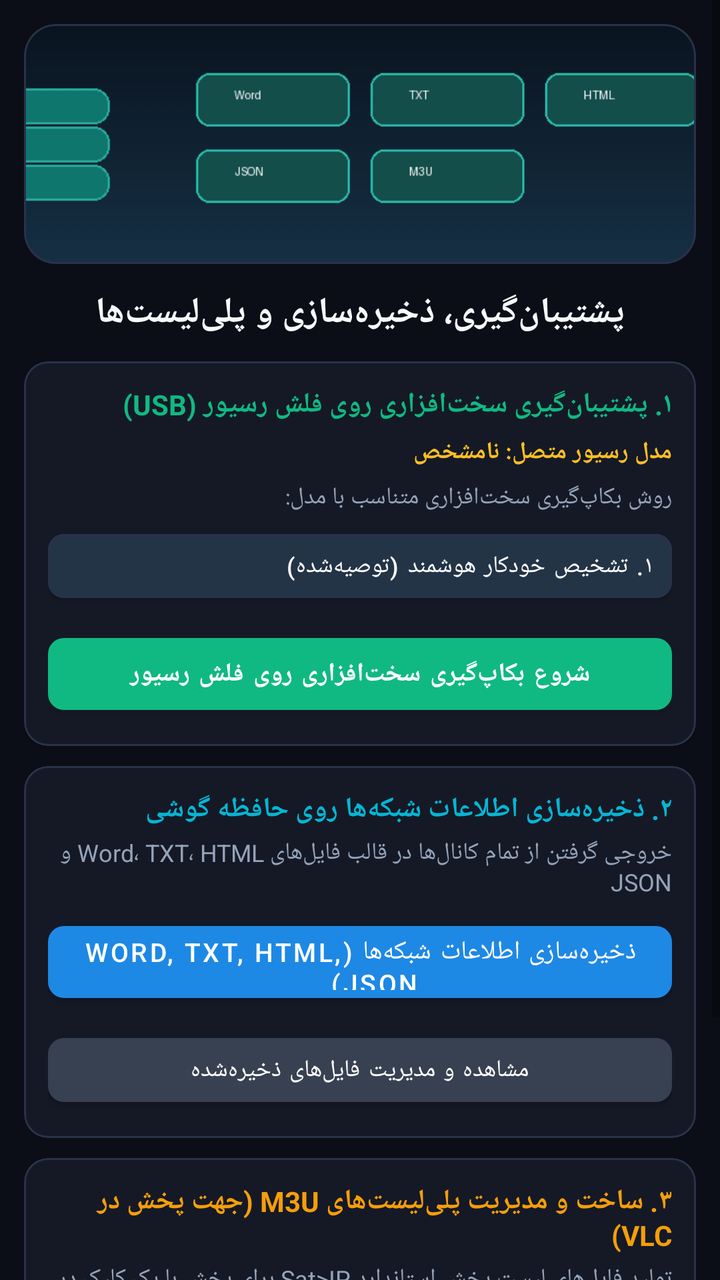
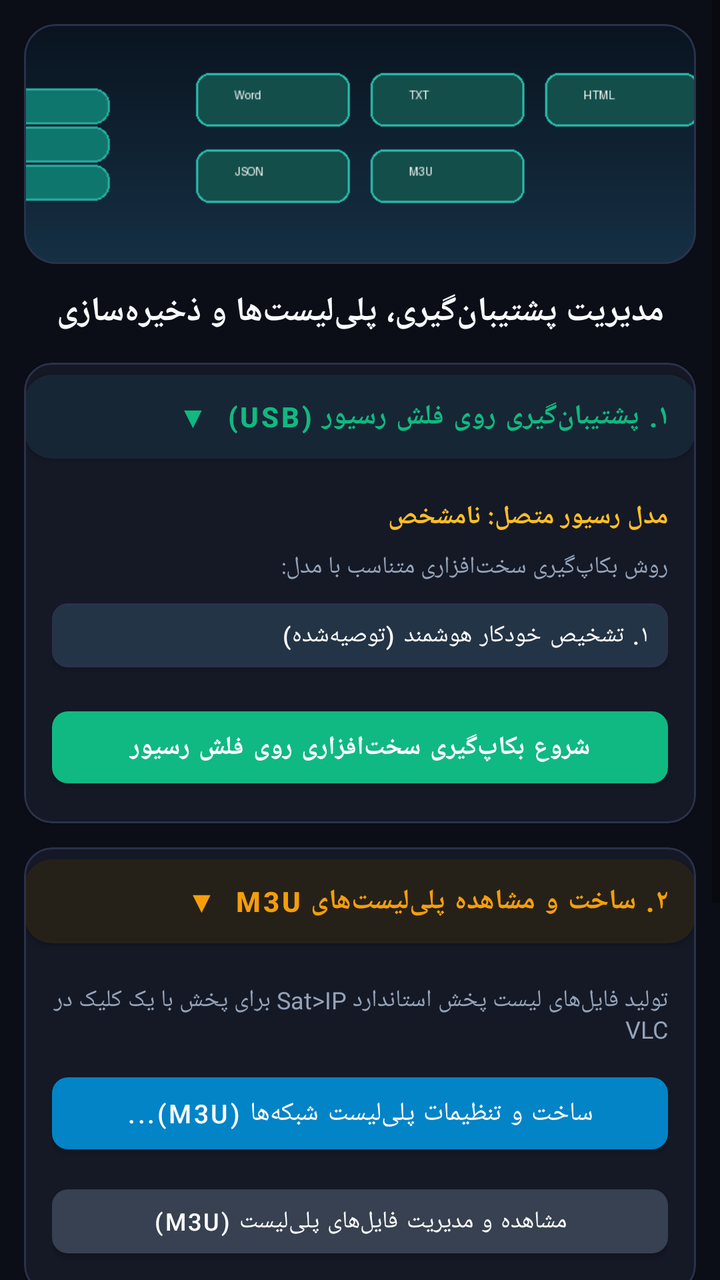

Before-and-after screenshots of an Android layout around one commit, followed by the original layout XML and the change that was made.
<!-- AndroidManifest.xml: application theme Theme.GMScreenAccessible -->
<!-- res/layout/fragment_backup.xml -->
<?xml version="1.0" encoding="utf-8"?>
<ScrollView xmlns:android="http://schemas.android.com/apk/res/android"
    xmlns:app="http://schemas.android.com/apk/res-auto"
    android:layout_width="match_parent"
    android:layout_height="match_parent"
    android:background="@color/dark_bg"
    android:fillViewport="true">

    <LinearLayout
        android:layout_width="match_parent"
        android:layout_height="wrap_content"
        android:orientation="vertical"
        android:padding="12dp">

        
        <com.google.android.material.card.MaterialCardView
            android:layout_width="match_parent"
            android:layout_height="wrap_content"
            android:layout_marginBottom="12dp"
            app:cardBackgroundColor="@color/card_bg"
            app:cardCornerRadius="16dp"
            app:strokeColor="@color/card_border"
            app:strokeWidth="1dp">

            <ImageView
                android:layout_width="match_parent"
                android:layout_height="120dp"
                android:scaleType="centerCrop"
                android:src="@drawable/banner_backup_storage"
                android:importantForAccessibility="no" />
        </com.google.android.material.card.MaterialCardView>

        <TextView
            android:layout_width="match_parent"
            android:layout_height="wrap_content"
            android:text="پشتیبان‌گیری، ذخیره‌سازی و پلی‌لیست‌ها"
            android:textColor="@color/text_primary"
            android:textSize="18sp"
            android:textStyle="bold"
            android:gravity="center"
            android:layout_marginBottom="12dp" />

        
        <com.google.android.material.card.MaterialCardView
            android:layout_width="match_parent"
            android:layout_height="wrap_content"
            android:layout_marginBottom="10dp"
            app:cardBackgroundColor="@color/card_bg"
            app:cardCornerRadius="12dp"
            app:strokeColor="@color/card_border"
            app:strokeWidth="1dp">

            <LinearLayout
                android:layout_width="match_parent"
                android:layout_height="wrap_content"
                android:orientation="vertical"
                android:padding="12dp">

                <TextView
                    android:layout_width="match_parent"
                    android:layout_height="wrap_content"
                    android:text="۱. پشتیبان‌گیری سخت‌افزاری روی فلش رسیور (USB)"
                    android:textColor="@color/accent_green"
                    android:textSize="14sp"
                    android:textStyle="bold"
                    android:layout_marginBottom="6dp" />

                <TextView
                    android:id="@+id/txtBackupDeviceInfo"
                    android:layout_width="match_parent"
                    android:layout_height="wrap_content"
                    android:text="مدل رسیور متصل: نامشخص"
                    android:textColor="@color/accent_yellow"
                    android:textSize="12sp"
                    android:textStyle="bold"
                    android:layout_marginBottom="6dp" />

                <TextView
                    android:layout_width="match_parent"
                    android:layout_height="wrap_content"
                    android:text="روش بکاپ‌گیری سخت‌افزاری متناسب با مدل:"
                    android:textColor="@color/text_secondary"
                    android:textSize="12sp"
                    android:layout_marginBottom="4dp" />

                <com.google.android.material.button.MaterialButton
                    android:id="@+id/btnSelectBackupMethod"
                    android:layout_width="match_parent"
                    android:layout_height="44dp"
                    android:text="۱. تشخیص خودکار هوشمند (توصیه‌شده)"
                    android:contentDescription="روش بکاپ‌گیری سخت‌افزاری: تشخیص خودکار هوشمند. برای تغییر دو بار ضربه بزنید."
                    android:textColor="@color/white"
                    android:textSize="12sp"
                    android:gravity="center_vertical|start"
                    android:paddingHorizontal="10dp"
                    android:layout_marginBottom="8dp"
                    app:backgroundTint="#243447"
                    app:cornerRadius="8dp"
                    app:strokeColor="@color/card_border"
                    app:strokeWidth="1dp" />

                <com.google.android.material.button.MaterialButton
                    android:id="@+id/btnBackupStbUsb"
                    android:layout_width="match_parent"
                    android:layout_height="48dp"
                    android:text="شروع بکاپ‌گیری سخت‌افزاری روی فلش رسیور"
                    android:contentDescription="شروع بکاپ‌گیری مستقیم از کانال‌ها و تنظیمات روی فلش متصل به رسیور"
                    android:textColor="@color/white"
                    android:textSize="13sp"
                    android:textStyle="bold"
                    app:backgroundTint="@color/accent_green"
                    app:cornerRadius="8dp" />
            </LinearLayout>
        </com.google.android.material.card.MaterialCardView>

        
        <com.google.android.material.card.MaterialCardView
            android:layout_width="match_parent"
            android:layout_height="wrap_content"
            android:layout_marginBottom="10dp"
            app:cardBackgroundColor="@color/card_bg"
            app:cardCornerRadius="12dp"
            app:strokeColor="@color/card_border"
            app:strokeWidth="1dp">

            <LinearLayout
                android:layout_width="match_parent"
                android:layout_height="wrap_content"
                android:orientation="vertical"
                android:padding="12dp">

                <TextView
                    android:layout_width="match_parent"
                    android:layout_height="wrap_content"
                    android:text="۲. ذخیره‌سازی اطلاعات شبکه‌ها روی حافظه گوشی"
                    android:textColor="@color/accent_blue"
                    android:textSize="14sp"
                    android:textStyle="bold"
                    android:layout_marginBottom="4dp" />

                <TextView
                    android:layout_width="match_parent"
                    android:layout_height="wrap_content"
                    android:text="خروجی گرفتن از تمام کانال‌ها در قالب فایل‌های Word، TXT، HTML و JSON"
                    android:textColor="@color/text_secondary"
                    android:textSize="12sp"
                    android:layout_marginBottom="8dp" />

                <com.google.android.material.button.MaterialButton
                    android:id="@+id/btnExportChannels"
                    android:layout_width="match_parent"
                    android:layout_height="48dp"
                    android:text="ذخیره‌سازی اطلاعات شبکه‌ها (Word, TXT, HTML, JSON)..."
                    android:contentDescription="ذخیره‌سازی و تولید خروجی از کانال‌ها با انتخاب فرمت"
                    android:textColor="@color/white"
                    android:textSize="13sp"
                    android:layout_marginBottom="8dp"
                    app:backgroundTint="#1e88e5"
                    app:cornerRadius="8dp" />

                <com.google.android.material.button.MaterialButton
                    android:id="@+id/btnManageBackups"
                    android:layout_width="match_parent"
                    android:layout_height="44dp"
                    android:text="مشاهده و مدیریت فایل‌های ذخیره‌شده"
                    android:contentDescription="مشاهده، باز کردن، اشتراک‌گذاری یا حذف فایل‌های ذخیره‌شده روی گوشی"
                    android:textColor="@color/white"
                    android:textSize="12sp"
                    app:backgroundTint="#374151"
                    app:cornerRadius="8dp" />
            </LinearLayout>
        </com.google.android.material.card.MaterialCardView>

        
        <com.google.android.material.card.MaterialCardView
            android:layout_width="match_parent"
            android:layout_height="wrap_content"
            android:layout_marginBottom="12dp"
            app:cardBackgroundColor="@color/card_bg"
            app:cardCornerRadius="12dp"
            app:strokeColor="@color/card_border"
            app:strokeWidth="1dp">

            <LinearLayout
                android:layout_width="match_parent"
                android:layout_height="wrap_content"
                android:orientation="vertical"
                android:padding="12dp">

                <TextView
                    android:layout_width="match_parent"
                    android:layout_height="wrap_content"
                    android:text="۳. ساخت و مدیریت پلی‌لیست‌های M3U (جهت پخش در VLC)"
                    android:textColor="@color/accent_amber"
                    android:textSize="14sp"
                    android:textStyle="bold"
                    android:layout_marginBottom="4dp" />

                <TextView
                    android:layout_width="match_parent"
                    android:layout_height="wrap_content"
                    android:text="تولید فایل‌های لیست پخش استاندارد Sat>IP برای پخش با یک کلیک در VLC"
                    android:textColor="@color/text_secondary"
                    android:textSize="12sp"
                    android:layout_marginBottom="8dp" />

                <com.google.android.material.button.MaterialButton
                    android:id="@+id/btnOpenPlaylistCreator"
                    android:layout_width="match_parent"
                    android:layout_height="48dp"
                    android:text="ساخت و تنظیمات پلی‌لیست شبکه‌ها (M3U)..."
                    android:contentDescription="باز کردن پنجره ساخت و شخصی‌سازی فایل‌های لیست پخش ام تری یو"
                    android:textColor="@color/white"
                    android:textSize="13sp"
                    android:layout_marginBottom="8dp"
                    app:backgroundTint="#0284c7"
                    app:cornerRadius="8dp" />

                <com.google.android.material.button.MaterialButton
                    android:id="@+id/btnManagePlaylists"
                    android:layout_width="match_parent"
                    android:layout_height="44dp"
                    android:text="مشاهده و مدیریت فایل‌های پلی‌لیست (M3U)"
                    android:contentDescription="مشاهده، پخش مستقیم، اشتراک‌گذاری یا حذف فایل‌های پلی‌لیست ام تری یو"
                    android:textColor="@color/white"
                    android:textSize="12sp"
                    app:backgroundTint="#374151"
                    app:cornerRadius="8dp" />
            </LinearLayout>
        </com.google.android.material.card.MaterialCardView>

        
        <TextView
            android:id="@+id/txtStatus"
            android:layout_width="match_parent"
            android:layout_height="wrap_content"
            android:textColor="@color/accent_yellow"
            android:textSize="13sp"
            android:gravity="center"
            android:padding="8dp"
            android:visibility="gone" />

    </LinearLayout>
</ScrollView>
<!-- resources referenced by this layout -->
<resources>
  <color name="accent_amber">#FFF59E0B</color>
  <color name="accent_blue">#FF06B6D4</color>
  <color name="accent_green">#FF10B981</color>
  <color name="accent_yellow">#FFFBBF24</color>
  <color name="card_bg">#FF151926</color>
  <color name="card_border">#FF2A324B</color>
  <color name="dark_bg">#FF0B0E17</color>
  <color name="text_primary">#FFF8FAFC</color>
  <color name="text_secondary">#FF94A3B8</color>
  <color name="white">#FFFFFFFF</color>
  <!-- drawable banner_backup_storage: png bitmap (drawable, 5181 bytes) -->
  <style name="Theme.GMScreenAccessible" parent="Theme.MaterialComponents.DayNight.NoActionBar">
          <item name="colorPrimary">@color/primary</item>
          <item name="colorPrimaryVariant">@color/primary_variant</item>
          <item name="colorOnPrimary">@color/white</item>
          <item name="colorSecondary">@color/secondary</item>
          <item name="colorSurface">@color/card_bg</item>
          <item name="colorOnSurface">@color/text_primary</item>
          <item name="android:statusBarColor">@color/dark_bg</item>
          <item name="android:navigationBarColor">@color/dark_bg</item>
          <item name="android:windowBackground">@color/dark_bg</item>
          <item name="materialAlertDialogTheme">@style/CustomMaterialAlertDialogTheme</item>
      </style>
  <color name="primary">#FF2563EB</color>
  <color name="primary_variant">#FF1D4ED8</color>
  <color name="secondary">#FFF59E0B</color>
  <style name="CustomMaterialAlertDialogTheme" parent="ThemeOverlay.MaterialComponents.MaterialAlertDialog">
          <item name="colorSurface">@color/card_bg_elevated</item>
          <item name="colorOnSurface">@color/text_primary</item>
          <item name="colorPrimary">@color/primary_light</item>
          <item name="shapeAppearanceOverlay">@style/DialogShapeAppearance</item>
      </style>
  <color name="card_bg_elevated">#FF1E2436</color>
  <color name="primary_light">#FF3B82F6</color>
  <style name="DialogShapeAppearance" parent="">
          <item name="cornerSize">16dp</item>
      </style>
</resources>

<!-- the commit's change to res/layout/fragment_backup.xml (unified diff, before → after) -->
@@ -33,199 +33,253 @@
         <TextView
             android:layout_width="match_parent"
             android:layout_height="wrap_content"
-            android:text="پشتیبان‌گیری، ذخیره‌سازی و پلی‌لیست‌ها"
+            android:text="مدیریت پشتیبان‌گیری، پلی‌لیست‌ها و ذخیره‌سازی"
             android:textColor="@color/text_primary"
-            android:textSize="18sp"
+            android:textSize="17sp"
             android:textStyle="bold"
             android:gravity="center"
-            android:layout_marginBottom="12dp" />
-
-        
-        <com.google.android.material.card.MaterialCardView
-            android:layout_width="match_parent"
-            android:layout_height="wrap_content"
-            android:layout_marginBottom="10dp"
-            app:cardBackgroundColor="@color/card_bg"
-            app:cardCornerRadius="12dp"
+            android:layout_marginBottom="14dp" />
+
+        
+        
+        
+        <com.google.android.material.card.MaterialCardView
+            android:id="@+id/cardSection1"
+            android:layout_width="match_parent"
+            android:layout_height="wrap_content"
+            android:layout_marginBottom="12dp"
+            app:cardBackgroundColor="@color/card_bg"
+            app:cardCornerRadius="14dp"
             app:strokeColor="@color/card_border"
             app:strokeWidth="1dp">
 
             <LinearLayout
                 android:layout_width="match_parent"
                 android:layout_height="wrap_content"
-                android:orientation="vertical"
-                android:padding="12dp">
-
-                <TextView
-                    android:layout_width="match_parent"
-                    android:layout_height="wrap_content"
-                    android:text="۱. پشتیبان‌گیری سخت‌افزاری روی فلش رسیور (USB)"
+                android:orientation="vertical">
+
+                
+                <com.google.android.material.button.MaterialButton
+                    android:id="@+id/btnHeaderSection1"
+                    android:layout_width="match_parent"
+                    android:layout_height="54dp"
+                    android:text="۱. پشتیبان‌گیری روی فلش رسیور (USB)  ▼"
+                    android:contentDescription="بخش اول: پشتیبان‌گیری روی فلش رسیور. کلیک برای باز یا بسته کردن این بخش"
                     android:textColor="@color/accent_green"
                     android:textSize="14sp"
                     android:textStyle="bold"
-                    android:layout_marginBottom="6dp" />
-
-                <TextView
-                    android:id="@+id/txtBackupDeviceInfo"
+                    android:gravity="center_vertical|start"
+                    android:paddingHorizontal="14dp"
+                    app:backgroundTint="#172635"
+                    app:cornerRadius="14dp" />
+
+                
+                <LinearLayout
+                    android:id="@+id/layoutSection1Content"
                     android:layout_width="match_parent"
                     android:layout_height="wrap_content"
-                    android:text="مدل رسیور متصل: نامشخص"
-                    android:textColor="@color/accent_yellow"
-                    android:textSize="12sp"
+                    android:orientation="vertical"
+                    android:padding="14dp"
+                    android:visibility="visible">
+
+                    <TextView
+                        android:id="@+id/txtBackupDeviceInfo"
+                        android:layout_width="match_parent"
+                        android:layout_height="wrap_content"
+                        android:text="مدل رسیور متصل: نامشخص"
+                        android:textColor="@color/accent_yellow"
+                        android:textSize="13sp"
+                        android:textStyle="bold"
+                        android:layout_marginBottom="8dp" />
+
+                    <TextView
+                        android:layout_width="match_parent"
+                        android:layout_height="wrap_content"
+                        android:text="روش بکاپ‌گیری سخت‌افزاری متناسب با مدل:"
+                        android:textColor="@color/text_secondary"
+                        android:textSize="12sp"
+                        android:layout_marginBottom="4dp" />
+
+                    <com.google.android.material.button.MaterialButton
+                        android:id="@+id/btnSelectBackupMethod"
+                        android:layout_width="match_parent"
+                        android:layout_height="44dp"
+                        android:text="۱. تشخیص خودکار هوشمند (توصیه‌شده)"
+                        android:contentDescription="روش بکاپ‌گیری سخت‌افزاری: تشخیص خودکار هوشمند. برای تغییر دو بار ضربه بزنید."
+                        android:textColor="@color/white"
+                        android:textSize="12sp"
+                        android:gravity="center_vertical|start"
+                        android:paddingHorizontal="10dp"
+                        android:layout_marginBottom="10dp"
+                        app:backgroundTint="#243447"
+                        app:cornerRadius="8dp"
+                        app:strokeColor="@color/card_border"
+                        app:strokeWidth="1dp" />
+
+                    <com.google.android.material.button.MaterialButton
+                        android:id="@+id/btnBackupStbUsb"
+                        android:layout_width="match_parent"
+                        android:layout_height="48dp"
+                        android:text="شروع بکاپ‌گیری سخت‌افزاری روی فلش رسیور"
+                        android:contentDescription="شروع بکاپ‌گیری مستقیم از کانال‌ها و تنظیمات روی فلش متصل به رسیور"
+                        android:textColor="@color/white"
+                        android:textSize="13sp"
+                        android:textStyle="bold"
+                        app:backgroundTint="@color/accent_green"
+                        app:cornerRadius="8dp" />
+                </LinearLayout>
+            </LinearLayout>
+        </com.google.android.material.card.MaterialCardView>
+
+        
+        
+        
+        <com.google.android.material.card.MaterialCardView
+            android:id="@+id/cardSection2"
+            android:layout_width="match_parent"
+            android:layout_height="wrap_content"
+            android:layout_marginBottom="12dp"
+            app:cardBackgroundColor="@color/card_bg"
+            app:cardCornerRadius="14dp"
+            app:strokeColor="@color/card_border"
+            app:strokeWidth="1dp">
+
+            <LinearLayout
+                android:layout_width="match_parent"
+                android:layout_height="wrap_content"
+                android:orientation="vertical">
+
+                
+                <com.google.android.material.button.MaterialButton
+                    android:id="@+id/btnHeaderSection2"
+                    android:layout_width="match_parent"
+                    android:layout_height="54dp"
+                    android:text="۲. ساخت و مشاهده پلی‌لیست‌های M3U  ▼"
+                    android:contentDescription="بخش دوم: ساخت و مشاهده پلی‌لیست‌های M3U برای پخش در VLC. کلیک برای باز یا بسته کردن این بخش"
+                    android:textColor="@color/accent_amber"
+                    android:textSize="14sp"
                     android:textStyle="bold"
-                    android:layout_marginBottom="6dp" />
-
-                <TextView
+                    android:gravity="center_vertical|start"
+                    android:paddingHorizontal="14dp"
+                    app:backgroundTint="#262118"
+                    app:cornerRadius="14dp" />
+
+                
+                <LinearLayout
+                    android:id="@+id/layoutSection2Content"
                     android:layout_width="match_parent"
                     android:layout_height="wrap_content"
-                    android:text="روش بکاپ‌گیری سخت‌افزاری متناسب با مدل:"
-                    android:textColor="@color/text_secondary"
-                    android:textSize="12sp"
-                    android:layout_marginBottom="4dp" />
-
+                    android:orientation="vertical"
+                    android:padding="14dp"
+                    android:visibility="visible">
+
+                    <TextView
+                        android:layout_width="match_parent"
+                        android:layout_height="wrap_content"
+                        android:text="تولید فایل‌های لیست پخش استاندارد Sat>IP برای پخش با یک کلیک در VLC"
+                        android:textColor="@color/text_secondary"
+                        android:textSize="12sp"
+                        android:layout_marginBottom="10dp" />
+
+                    <com.google.android.material.button.MaterialButton
+                        android:id="@+id/btnOpenPlaylistCreator"
+                        android:layout_width="match_parent"
+                        android:layout_height="48dp"
+                        android:text="ساخت و تنظیمات پلی‌لیست شبکه‌ها (M3U)..."
+                        android:contentDescription="باز کردن پنجره ساخت و شخصی‌سازی فایل‌های لیست پخش ام تری یو"
+                        android:textColor="@color/white"
+                        android:textSize="13sp"
+                        android:layout_marginBottom="8dp"
+                        app:backgroundTint="#0284c7"
+                        app:cornerRadius="8dp" />
+
+                    <com.google.android.material.button.MaterialButton
+                        android:id="@+id/btnManagePlaylists"
+                        android:layout_width="match_parent"
+                        android:layout_height="44dp"
+                        android:text="مشاهده و مدیریت فایل‌های پلی‌لیست (M3U)"
+                        android:contentDescription="مشاهده، پخش مستقیم، اشتراک‌گذاری یا حذف فایل‌های پلی‌لیست ام تری یو"
+                        android:textColor="@color/white"
+                        android:textSize="12sp"
+                        app:backgroundTint="#374151"
+                        app:cornerRadius="8dp" />
+                </LinearLayout>
+            </LinearLayout>
+        </com.google.android.material.card.MaterialCardView>
+
+        
+        
+        
+        <com.google.android.material.card.MaterialCardView
+            android:id="@+id/cardSection3"
+            android:layout_width="match_parent"
+            android:layout_height="wrap_content"
+            android:layout_marginBottom="12dp"
+            app:cardBackgroundColor="@color/card_bg"
+            app:cardCornerRadius="14dp"
+            app:strokeColor="@color/card_border"
+            app:strokeWidth="1dp">
+
+            <LinearLayout
+                android:layout_width="match_parent"
+                android:layout_height="wrap_content"
+                android:orientation="vertical">
+
+                
                 <com.google.android.material.button.MaterialButton
-                    android:id="@+id/btnSelectBackupMethod"
-                    android:layout_width="match_parent"
-                    android:layout_height="44dp"
-                    android:text="۱. تشخیص خودکار هوشمند (توصیه‌شده)"
-                    android:contentDescription="روش بکاپ‌گیری سخت‌افزاری: تشخیص خودکار هوشمند. برای تغییر دو بار ضربه بزنید."
-                    android:textColor="@color/white"
-                    android:textSize="12sp"
-                    android:gravity="center_vertical|start"
-                    android:paddingHorizontal="10dp"
-                    android:layout_marginBottom="8dp"
-                    app:backgroundTint="#243447"
-                    app:cornerRadius="8dp"
-                    app:strokeColor="@color/card_border"
-                    app:strokeWidth="1dp" />
-
-                <com.google.android.material.button.MaterialButton
-                    android:id="@+id/btnBackupStbUsb"
-                    android:layout_width="match_parent"
-                    android:layout_height="48dp"
-                    android:text="شروع بکاپ‌گیری سخت‌افزاری روی فلش رسیور"
-                    android:contentDescription="شروع بکاپ‌گیری مستقیم از کانال‌ها و تنظیمات روی فلش متصل به رسیور"
-                    android:textColor="@color/white"
-                    android:textSize="13sp"
-                    android:textStyle="bold"
-                    app:backgroundTint="@color/accent_green"
-                    app:cornerRadius="8dp" />
-            </LinearLayout>
-        </com.google.android.material.card.MaterialCardView>
-
-        
-        <com.google.android.material.card.MaterialCardView
-            android:layout_width="match_parent"
-            android:layout_height="wrap_content"
-            android:layout_marginBottom="10dp"
-            app:cardBackgroundColor="@color/card_bg"
-            app:cardCornerRadius="12dp"
-            app:strokeColor="@color/card_border"
-            app:strokeWidth="1dp">
-
-            <LinearLayout
-                android:layout_width="match_parent"
-                android:layout_height="wrap_content"
-                android:orientation="vertical"
-                android:padding="12dp">
-
-                <TextView
-                    android:layout_width="match_parent"
-                    android:layout_height="wrap_content"
-                    android:text="۲. ذخیره‌سازی اطلاعات شبکه‌ها روی حافظه گوشی"
+                    android:id="@+id/btnHeaderSection3"
+                    android:layout_width="match_parent"
+                    android:layout_height="54dp"
+                    android:text="۳. ذخیره‌سازی کانال‌ها در گوشی (Word, TXT, ...)  ▼"
+                    android:contentDescription="بخش سوم: ذخیره‌سازی اطلاعات شبکه‌ها روی حافظه گوشی با فرمت‌های Word، TXT، HTML و JSON. کلیک برای باز یا بسته کردن این بخش"
                     android:textColor="@color/accent_blue"
                     android:textSize="14sp"
                     android:textStyle="bold"
-                    android:layout_marginBottom="4dp" />
-
-                <TextView
+                    android:gravity="center_vertical|start"
+                    android:paddingHorizontal="14dp"
+                    app:backgroundTint="#132338"
+                    app:cornerRadius="14dp" />
+
+                
+                <LinearLayout
+                    android:id="@+id/layoutSection3Content"
                     android:layout_width="match_parent"
                     android:layout_height="wrap_content"
-                    android:text="خروجی گرفتن از تمام کانال‌ها در قالب فایل‌های Word، TXT، HTML و JSON"
-                    android:textColor="@color/text_secondary"
-                    android:textSize="12sp"
-                    android:layout_marginBottom="8dp" />
-
-                <com.google.android.material.button.MaterialButton
-                    android:id="@+id/btnExportChannels"
-                    android:layout_width="match_parent"
-                    android:layout_height="48dp"
-                    android:text="ذخیره‌سازی اطلاعات شبکه‌ها (Word, TXT, HTML, JSON)..."
-                    android:contentDescription="ذخیره‌سازی و تولید خروجی از کانال‌ها با انتخاب فرمت"
-                    android:textColor="@color/white"
-                    android:textSize="13sp"
-                    android:layout_marginBottom="8dp"
-                    app:backgroundTint="#1e88e5"
-                    app:cornerRadius="8dp" />
-
-                <com.google.android.material.button.MaterialButton
-                    android:id="@+id/btnManageBackups"
-                    android:layout_width="match_parent"
-                    android:layout_height="44dp"
-                    android:text="مشاهده و مدیریت فایل‌های ذخیره‌شده"
-                    android:contentDescription="مشاهده، باز کردن، اشتراک‌گذاری یا حذف فایل‌های ذخیره‌شده روی گوشی"
-                    android:textColor="@color/white"
-                    android:textSize="12sp"
-                    app:backgroundTint="#374151"
-                    app:cornerRadius="8dp" />
-            </LinearLayout>
-        </com.google.android.material.card.MaterialCardView>
-
-        
-        <com.google.android.material.card.MaterialCardView
-            android:layout_width="match_parent"
-            android:layout_height="wrap_content"
-            android:layout_marginBottom="12dp"
-            app:cardBackgroundColor="@color/card_bg"
-            app:cardCornerRadius="12dp"
-            app:strokeColor="@color/card_border"
-            app:strokeWidth="1dp">
-
-            <LinearLayout
-                android:layout_width="match_parent"
-                android:layout_height="wrap_content"
-                android:orientation="vertical"
-                android:padding="12dp">
-
-                <TextView
-                    android:layout_width="match_parent"
-                    android:layout_height="wrap_content"
-                    android:text="۳. ساخت و مدیریت پلی‌لیست‌های M3U (جهت پخش در VLC)"
-                    android:textColor="@color/accent_amber"
-                    android:textSize="14sp"
-                    android:textStyle="bold"
-                    android:layout_marginBottom="4dp" />
-
-                <TextView
-                    android:layout_width="match_parent"
-                    android:layout_height="wrap_content"
-                    android:text="تولید فایل‌های لیست پخش استاندارد Sat>IP برای پخش با یک کلیک در VLC"
-                    android:textColor="@color/text_secondary"
-                    android:textSize="12sp"
-                    android:layout_marginBottom="8dp" />
-
-                <com.google.android.material.button.MaterialButton
-                    android:id="@+id/btnOpenPlaylistCreator"
-                    android:layout_width="match_parent"
-                    android:layout_height="48dp"
-                    android:text="ساخت و تنظیمات پلی‌لیست شبکه‌ها (M3U)..."
-                    android:contentDescription="باز کردن پنجره ساخت و شخصی‌سازی فایل‌های لیست پخش ام تری یو"
-                    android:textColor="@color/white"
-                    android:textSize="13sp"
-                    android:layout_marginBottom="8dp"
-                    app:backgroundTint="#0284c7"
-                    app:cornerRadius="8dp" />
-
-                <com.google.android.material.button.MaterialButton
-                    android:id="@+id/btnManagePlaylists"
-                    android:layout_width="match_parent"
-                    android:layout_height="44dp"
-                    android:text="مشاهده و مدیریت فایل‌های پلی‌لیست (M3U)"
-                    android:contentDescription="مشاهده، پخش مستقیم، اشتراک‌گذاری یا حذف فایل‌های پلی‌لیست ام تری یو"
-                    android:textColor="@color/white"
-                    android:textSize="12sp"
-                    app:backgroundTint="#374151"
-                    app:cornerRadius="8dp" />
+                    android:orientation="vertical"
+                    android:padding="14dp"
+                    android:visibility="visible">
+
+                    <TextView
+                        android:layout_width="match_parent"
+                        android:layout_height="wrap_content"
+                        android:text="خروجی گرفتن از تمام کانال‌ها در قالب فایل‌های رسمی Word، TXT، HTML و JSON"
+                        android:textColor="@color/text_secondary"
+                        android:textSize="12sp"
+                        android:layout_marginBottom="10dp" />
+
+                    <com.google.android.material.button.MaterialButton
+                        android:id="@+id/btnExportChannels"
+                        android:layout_width="match_parent"
+                        android:layout_height="48dp"
+                        android:text="ذخیره‌سازی اطلاعات شبکه‌ها (Word, TXT, HTML, JSON)..."
+                        android:contentDescription="ذخیره‌سازی و تولید خروجی از کانال‌ها با انتخاب فرمت"
+                        android:textColor="@color/white"
+                        android:textSize="13sp"
+                        android:layout_marginBottom="8dp"
+                        app:backgroundTint="#1e88e5"
+                        app:cornerRadius="8dp" />
+
+                    <com.google.android.material.button.MaterialButton
+                        android:id="@+id/btnManageBackups"
+                        android:layout_width="match_parent"
+                        android:layout_height="44dp"
+                        android:text="مشاهده و مدیریت فایل‌های ذخیره‌شده گوشی"
+                        android:contentDescription="مشاهده، باز کردن، اشتراک‌گذاری یا حذف فایل‌های ذخیره‌شده روی گوشی"
+                        android:textColor="@color/white"
+                        android:textSize="12sp"
+                        app:backgroundTint="#374151"
+                        app:cornerRadius="8dp" />
+                </LinearLayout>
             </LinearLayout>
         </com.google.android.material.card.MaterialCardView>
 
